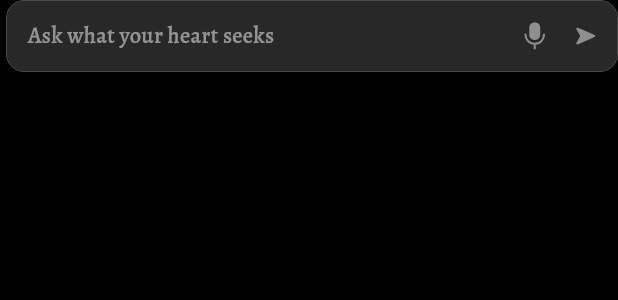
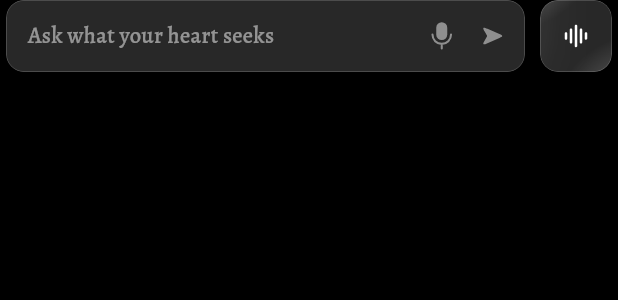
Before and after one commit to Maski0/turiya-flutter, a Flutter app: the BottomInputBar widget shown alone on an empty page, opened directly with empty values, on a phone screen of 412 x 824 dp. Shown: the top 300 px of the screen. Run offline on Flutter 3.47's test engine with Material 3 defaults, Android fonts, the phone set to English and light mode, and no system bars; our stand-ins replace audioplayers, equatable, flutter_bloc, flutter_dotenv, flutter_svg, isar and 6 more; missing offline and left inert: ffmpeg_kit_flutter_new, flutter_embed_unity, flutter_sound, livekit_client; accounts and stored records are empty; generated files the repository leaves out were written again; network calls fail.

Commit message:
added fix for padding

```diff
--- a/lib/widgets/bottom_input_bar.dart
+++ b/lib/widgets/bottom_input_bar.dart
@@ -278,14 +278,19 @@ class _BottomInputBarState extends State<BottomInputBar> {
 
   /// Chat Input UI - text input with mic + send, and Voice Call button
   Widget _buildChatInputUI() {
-    return Row(
+    // Determine which buttons to show
+    final bool showChatIcon = widget.showChatButton &&
+        (widget.textController.text.trim().isEmpty ||
+            widget.isGenerating ||
+            widget.isAudioPlaying);
+
+    return Padding(
+      padding: const EdgeInsets.symmetric(horizontal: 4),
+      child: Row(
         crossAxisAlignment: CrossAxisAlignment.end,
         children: [
-        // Input container - takes ~70% width
+          // Input container - expands to fill available space
           Expanded(
-          flex: 7,
-          child: Padding(
-            padding: const EdgeInsets.only(left: 4),
             child: ClipRRect(
               borderRadius: BorderRadius.circular(12),
               child: BackdropFilter(
@@ -453,13 +458,58 @@ class _BottomInputBarState extends State<BottomInputBar> {
               ),
             ),
           ),
-        ),
 
-        // Voice Call button (LiveKit) - hide when chat screen is open
-        if (widget.showChatButton)
+          // Voice Call button - shows in different positions based on context
+          // When showChatButton=true AND chat icon showing: Voice is first, Chat is second
+          // When showChatButton=false OR chat icon hidden: Voice takes the rightmost slot
+          if (widget.showChatButton && showChatIcon) ...[
+            // Main screen with chat icon: Voice button first
             Padding(
               padding: const EdgeInsets.only(left: 10),
-            child: AnimatedStarBorder(
+              child: _buildVoiceCallButton(),
+            ),
+            // Chat button second (rightmost)
+            Padding(
+              padding: const EdgeInsets.only(left: 10),
+              child: GestureDetector(
+                onTap: widget.onChatButtonTap,
+                child: ClipRRect(
+                  borderRadius: BorderRadius.circular(12),
+                  child: BackdropFilter(
+                    filter: ImageFilter.blur(sigmaX: 20, sigmaY: 20),
+                    child: Container(
+                      height: 48,
+                      width: 48,
+                      decoration: BoxDecoration(
+                        color: const Color(0x28FFFFFF),
+                        borderRadius: BorderRadius.circular(12),
+                        border: Border.all(
+                          color: const Color(0x40FFFFFF),
+                          width: 0.5,
+                        ),
+                      ),
+                      child: const Center(
+                        child: TextChatIcon(size: 18),
+                      ),
+                    ),
+                  ),
+                ),
+              ),
+            ),
+          ] else ...[
+            // Chat sidebar OR main screen without chat icon: Voice takes rightmost position
+            Padding(
+              padding: const EdgeInsets.only(left: 10),
+              child: _buildVoiceCallButton(),
+            ),
+          ],
+        ],
+      ),
+    );
+  }
+
+  Widget _buildVoiceCallButton() {
+    return AnimatedStarBorder(
       color: const Color(0x99FFFFFF),
       speed: const Duration(seconds: 8),
       child: Tooltip(
@@ -489,42 +539,6 @@ class _BottomInputBarState extends State<BottomInputBar> {
           ),
         ),
       ),
-            ),
-          ),
-
-        // Chat button - show when: text empty OR pondering OR streaming
-        if (widget.showChatButton &&
-            (widget.textController.text.trim().isEmpty ||
-                widget.isGenerating ||
-                widget.isAudioPlaying))
-          Padding(
-            padding: const EdgeInsets.only(left: 10, right: 4),
-            child: GestureDetector(
-              onTap: widget.onChatButtonTap,
-              child: ClipRRect(
-                borderRadius: BorderRadius.circular(12),
-                child: BackdropFilter(
-                  filter: ImageFilter.blur(sigmaX: 20, sigmaY: 20),
-                  child: Container(
-                    height: 48,
-                    width: 48,
-                    decoration: BoxDecoration(
-                      color: const Color(0x28FFFFFF),
-                      borderRadius: BorderRadius.circular(12),
-                      border: Border.all(
-                        color: const Color(0x40FFFFFF),
-                        width: 0.5,
-                      ),
-                    ),
-                    child: const Center(
-                      child: TextChatIcon(size: 18),
-                    ),
-                  ),
-                ),
-              ),
-            ),
-          ),
-      ],
     );
   }
 }
```
Also changed, not shown: lib/main.dart (+19 -15 lines), lib/services/livekit_service.dart (+37 -1 lines), lib/blocs/chat/chat_state.dart (line endings or trailing spaces), lib/widgets/chat_sidebar.dart (indentation only), lib/widgets/profile_menu.dart (indentation only). Lines whose indentation alone changed are shown as unchanged.
